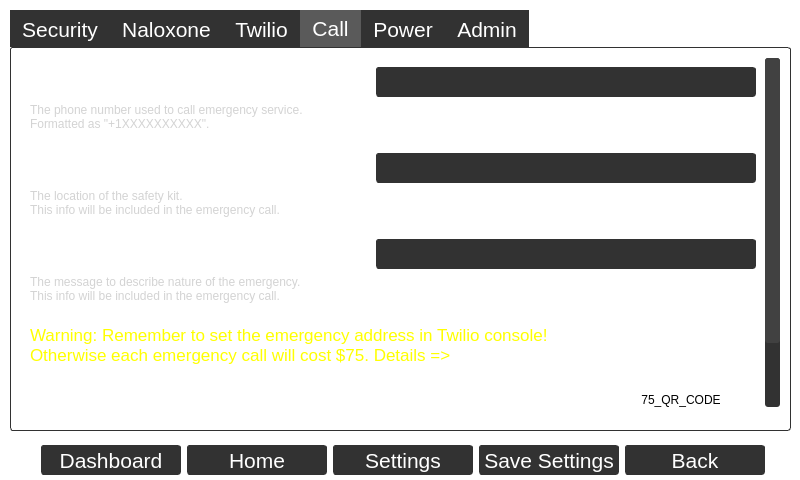
First picture: the form in oobe_qt/door_close_window.ui, repository zyl120/Naloxone_Safety_Kit, before the edit.
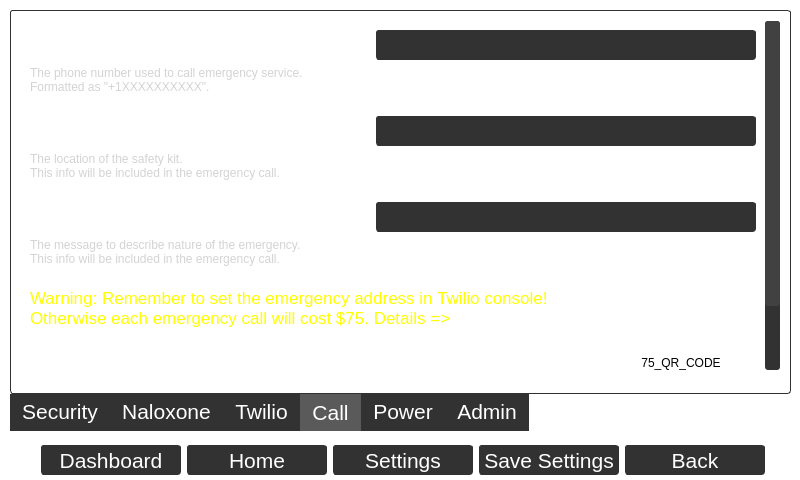
Second picture: the form after the edit. The open tabs and pages were chosen to show the change.

Commit message: change the layout of settings

Patch:
```diff
--- a/oobe_qt/door_close_window.ui
+++ b/oobe_qt/door_close_window.ui
@@ -1875,6 +1875,9 @@
 
 </string>
          </property>
+         <property name="tabPosition">
+          <enum>QTabWidget::South</enum>
+         </property>
          <property name="tabShape">
           <enum>QTabWidget::Rounded</enum>
          </property>
@@ -2569,7 +2572,7 @@
               <x>0</x>
               <y>0</y>
               <width>744</width>
-              <height>482</height>
+              <height>448</height>
              </rect>
             </property>
             <layout class="QVBoxLayout" name="verticalLayout_44">
```
Left out of the diff: 4 changed lines with no effect on the pictures. The commit also changes 5 other files.
